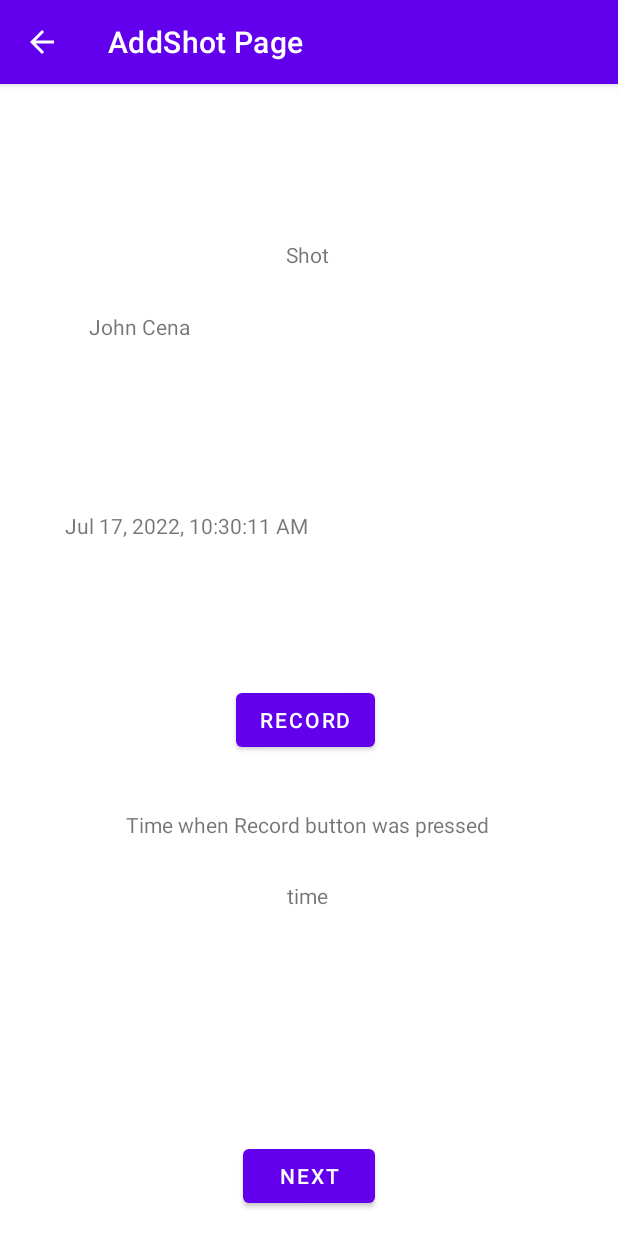
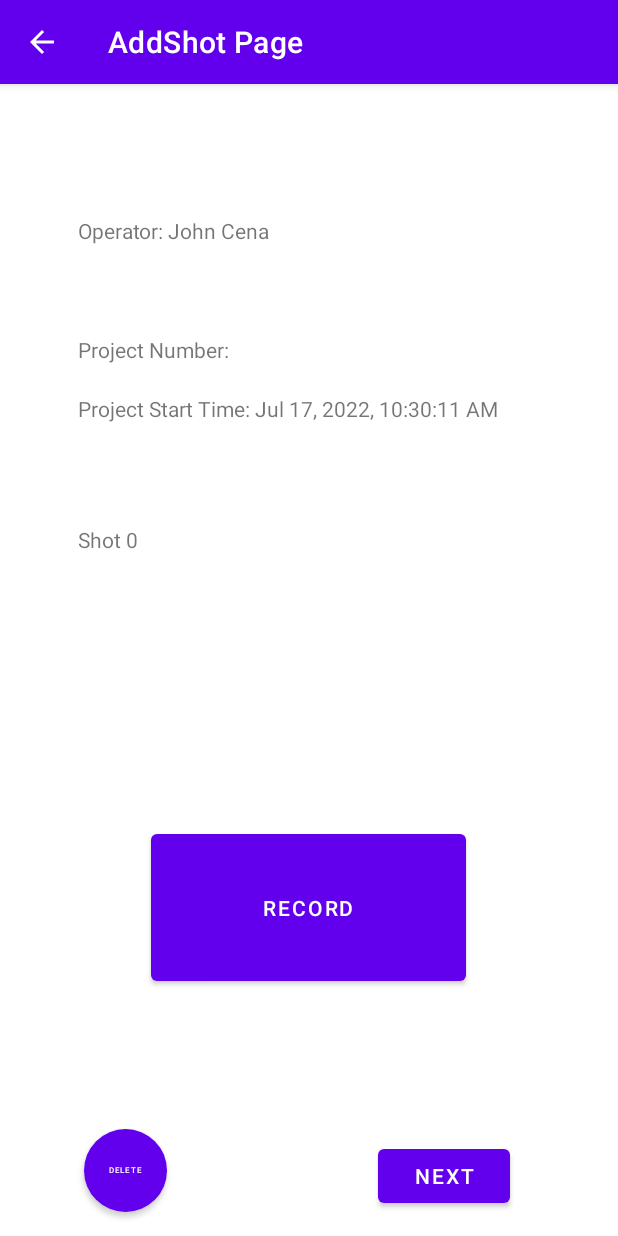
Before and after one commit to MihaiSirbu/Geophysics_Lair, an Android app: the screen it shows after launch (AddShot), after a tap on "NEW PROJECT", on a phone screen of 412 x 824 dp. Run offline under Robolectric (Android 15) with nearby library versions, the phone set to English and light mode, and no system bars.

Commit message:
Worked on AddShot page, Added additional info on addshot page, Added Delete Button for Database,

```diff
--- a/app/src/main/java/com/example/MishuProject/AddShot.java
+++ b/app/src/main/java/com/example/MishuProject/AddShot.java
@@ -9,6 +9,9 @@ import android.os.Bundle;
 import android.view.View;
 import android.widget.Button;
 import android.widget.TextView;
+import android.widget.Toast;
+
+import org.w3c.dom.Text;
 
 import java.text.SimpleDateFormat;
 import java.util.Calendar;
@@ -18,6 +21,7 @@ public class AddShot extends AppCompatActivity {
     String operator;
     String projectNumber;
     String projectStartTime;
+    TextView ShotNumberDisplay;
     int shotNumber;
 
     @Override
@@ -25,8 +29,13 @@ public class AddShot extends AppCompatActivity {
         super.onCreate(savedInstanceState);
         setContentView(R.layout.activity_add_shot);
 
+        // init shot number and displaying shot 0
+        ShotNumberDisplay = findViewById(R.id.ShotNumberDisplayView);
         shotNumber = 0;
+        ShotNumberDisplay.setText("Shot "+String.valueOf(shotNumber));
 
+
+        // action bar
         ActionBar actionBar = getSupportActionBar();
 
         if(actionBar != null){
@@ -50,15 +59,18 @@ public class AddShot extends AppCompatActivity {
         // start project time display
 
         TextView projectStartTimeDisplay = findViewById(R.id.projectStartTimeText);
-        projectStartTimeDisplay.setText(projectStartTime.toString());
+        projectStartTimeDisplay.setText("Project Start Time: "+projectStartTime.toString());
+
 
         // operator display
         TextView OperatorDisplayText = findViewById(R.id.OperatorDisplayTextView);
-        OperatorDisplayText.setText(operator);
+        OperatorDisplayText.setText("Operator: "+operator);
+
 
         // project number display
         TextView ProjectNumberDisplay = findViewById(R.id.ProjectNumberDisplayTextView);
-        ProjectNumberDisplay.setText(projectNumber);
+        ProjectNumberDisplay.setText("Project Number: "+projectNumber);
+
 
         // TIME DISPLAY REC BUTTON
 
@@ -74,11 +86,29 @@ public class AddShot extends AppCompatActivity {
 
             TextView textView = findViewById(R.id.ShotTimeDisplay);
             shot_time.toString().trim();
-            textView.setText(shot_time);
+            textView.setText("Last recorded shot time: "+shot_time);
 
             // ADDING TO DATABASE INFO
             shotNumber += 1;
+            ShotNumberDisplay.setText("Shot "+String.valueOf(shotNumber));
             db.addShot(operator,projectNumber,String.valueOf(shotNumber),shot_time);
+        });
+
+        // deleting last entry in database button work
+
+        Button DeleteLastEntry = findViewById(R.id.deleteDBEntryButton);
+        DeleteLastEntry.setOnLongClickListener(view -> {
+            // updating shot number
+            /*if(shotNumber == 0){
+                Toast.makeText(this,"No shots taken in this project!", Toast.LENGTH_SHORT).show();
+                return true;
+            }*/
+            shotNumber -= 1;
+            ShotNumberDisplay.setText("Shot "+String.valueOf(shotNumber));
+            db.deletelastEntry();
+            Toast.makeText(this,"removed last entry from database!", Toast.LENGTH_SHORT).show();
+            return true;
+
         });
 
 
--- a/app/src/main/java/com/example/MishuProject/DatabaseHelper.java
+++ b/app/src/main/java/com/example/MishuProject/DatabaseHelper.java
@@ -71,5 +71,10 @@ public class DatabaseHelper extends SQLiteOpenHelper {
 
     }
 
+    public void deletelastEntry(){
+        SQLiteDatabase db = this.getWritableDatabase();
+        db.execSQL("DELETE FROM "+TABLE_NAME+" WHERE _id = (SELECT MAX(_id) FROM "+TABLE_NAME+ ");");
+    }
+
 
 }
--- /dev/null
+++ b/app/src/main/res/drawable/customroundbutton.xml
@@ -0,0 +1,6 @@
+<?xml version="1.0" encoding="utf-8"?>
+<shape xmlns:android="http://schemas.android.com/apk/res/android">
+
+    <corners android:radius="999dp"/>
+    <solid android:color="@color/red"/>
+</shape>
--- a/app/src/main/res/layout/activity_add_shot.xml
+++ b/app/src/main/res/layout/activity_add_shot.xml
@@ -6,95 +6,96 @@
     android:layout_height="match_parent"
     tools:context=".AddShot">
 
-    <TextView
-        android:id="@+id/textView"
+    <Button
+        android:id="@+id/nextButton"
         android:layout_width="wrap_content"
         android:layout_height="wrap_content"
-        android:layout_marginTop="104dp"
-        android:text="Shot"
+        android:layout_marginEnd="72dp"
+        android:layout_marginBottom="16dp"
+        android:clickable="true"
+        android:text="Next"
+        app:layout_constraintBottom_toBottomOf="parent"
         app:layout_constraintEnd_toEndOf="parent"
-        app:layout_constraintHorizontal_bias="0.498"
+        app:srcCompat="@drawable/next_btn_img" />
+
+    <TextView
+        android:id="@+id/OperatorDisplayTextView"
+        android:layout_width="wrap_content"
+        android:layout_height="wrap_content"
+        android:layout_marginStart="52dp"
+        android:layout_marginTop="88dp"
+        android:gravity="left"
+        android:text="TextView"
+        android:textAlignment="gravity"
         app:layout_constraintStart_toStartOf="parent"
         app:layout_constraintTop_toTopOf="parent" />
+
+    <TextView
+        android:id="@+id/ProjectNumberDisplayTextView"
+        android:layout_width="wrap_content"
+        android:layout_height="wrap_content"
+        android:layout_marginStart="52dp"
+        android:layout_marginTop="60dp"
+        android:gravity="left"
+        android:text="TextView"
+        android:textAlignment="gravity"
+        app:layout_constraintStart_toStartOf="parent"
+        app:layout_constraintTop_toBottomOf="@+id/OperatorDisplayTextView" />
+
+    <TextView
+        android:id="@+id/projectStartTimeText"
+        android:layout_width="wrap_content"
+        android:layout_height="wrap_content"
+        android:layout_marginStart="52dp"
+        android:layout_marginTop="20dp"
+        android:gravity="left"
+        android:text="TextView"
+        android:textAlignment="gravity"
+        app:layout_constraintStart_toStartOf="parent"
+        app:layout_constraintTop_toBottomOf="@+id/ProjectNumberDisplayTextView" />
 
     <Button
         android:id="@+id/RecButton"
         android:layout_width="wrap_content"
         android:layout_height="wrap_content"
-        android:layout_marginBottom="256dp"
+        android:layout_marginBottom="100dp"
+        android:minWidth="210dp"
+        android:minHeight="110dp"
         android:text="Record"
         app:layout_constraintBottom_toTopOf="@+id/nextButton"
         app:layout_constraintEnd_toEndOf="parent"
-        app:layout_constraintHorizontal_bias="0.493"
+        app:layout_constraintHorizontal_bias="0.498"
         app:layout_constraintStart_toStartOf="parent" />
-
-    <Button
-        android:id="@+id/nextButton"
-        android:layout_width="wrap_content"
-        android:layout_height="wrap_content"
-        android:layout_marginBottom="16dp"
-        android:clickable="true"
-        android:text="Next"
-        app:layout_constraintBottom_toBottomOf="parent"
-        app:layout_constraintEnd_toEndOf="parent"
-        app:layout_constraintStart_toStartOf="parent"
-        app:srcCompat="@drawable/next_btn_img" />
 
     <TextView
         android:id="@+id/ShotTimeDisplay"
         android:layout_width="wrap_content"
         android:layout_height="wrap_content"
+        android:layout_marginStart="52dp"
         android:layout_marginTop="28dp"
-        android:text="time"
-        app:layout_constraintEnd_toEndOf="parent"
-        app:layout_constraintHorizontal_bias="0.498"
         app:layout_constraintStart_toStartOf="parent"
-        app:layout_constraintTop_toBottomOf="@+id/textView3" />
+        app:layout_constraintTop_toBottomOf="@+id/ShotNumberDisplayView" />
 
     <TextView
-        android:id="@+id/textView3"
+        android:id="@+id/ShotNumberDisplayView"
         android:layout_width="wrap_content"
         android:layout_height="wrap_content"
-        android:layout_marginTop="36dp"
-        android:text="Time when Record button was pressed"
-        app:layout_constraintEnd_toEndOf="parent"
-        app:layout_constraintHorizontal_bias="0.498"
+        android:layout_marginStart="52dp"
+        android:layout_marginTop="68dp"
         app:layout_constraintStart_toStartOf="parent"
-        app:layout_constraintTop_toBottomOf="@+id/RecButton" />
+        app:layout_constraintTop_toBottomOf="@+id/projectStartTimeText" />
 
-    <TextView
-        android:id="@+id/OperatorDisplayTextView"
-        android:layout_width="wrap_content"
-        android:layout_height="wrap_content"
-        android:layout_marginBottom="40dp"
-        android:text="TextView"
-        app:layout_constraintBottom_toTopOf="@+id/ProjectNumberDisplayTextView"
-        app:layout_constraintEnd_toEndOf="parent"
-        app:layout_constraintHorizontal_bias="0.172"
-        app:layout_constraintStart_toStartOf="parent"
-        app:layout_constraintTop_toBottomOf="@+id/textView"
-        app:layout_constraintVertical_bias="0.488" />
-
-    <TextView
-        android:id="@+id/ProjectNumberDisplayTextView"
-        android:layout_width="wrap_content"
-        android:layout_height="wrap_content"
-        android:layout_marginBottom="24dp"
-        android:text="TextView"
-        app:layout_constraintBottom_toTopOf="@+id/projectStartTimeText"
-        app:layout_constraintEnd_toEndOf="parent"
-        app:layout_constraintHorizontal_bias="0.172"
-        app:layout_constraintStart_toStartOf="parent" />
-
-    <TextView
-        android:id="@+id/projectStartTimeText"
-        android:layout_width="wrap_content"
-        android:layout_height="wrap_content"
-        android:layout_marginBottom="96dp"
-        android:text="TextView"
-        app:layout_constraintBottom_toTopOf="@+id/RecButton"
-        app:layout_constraintEnd_toEndOf="parent"
-        app:layout_constraintHorizontal_bias="0.172"
+    <Button
+        android:id="@+id/deleteDBEntryButton"
+        android:layout_width="55dp"
+        android:layout_height="55dp"
+        android:layout_marginBottom="16dp"
+        android:background="@drawable/customroundbutton"
+        android:text="delete"
+        android:textSize="5sp"
+        app:layout_constraintBottom_toBottomOf="parent"
+        app:layout_constraintEnd_toStartOf="@+id/nextButton"
+        app:layout_constraintHorizontal_bias="0.284"
         app:layout_constraintStart_toStartOf="parent" />
 
 
--- a/app/src/main/res/values/colors.xml
+++ b/app/src/main/res/values/colors.xml
@@ -7,4 +7,5 @@
     <color name="teal_700">#FF018786</color>
     <color name="black">#FF000000</color>
     <color name="white">#FFFFFFFF</color>
+    <color name="red">#d32f2f</color>
 </resources>
--- a/app/src/main/res/values/themes.xml
+++ b/app/src/main/res/values/themes.xml
@@ -13,4 +13,6 @@
         <item name="android:statusBarColor" tools:targetApi="l">?attr/colorPrimaryVariant</item>
         <!-- Customize your theme here. -->
     </style>
+
+
 </resources>
```
